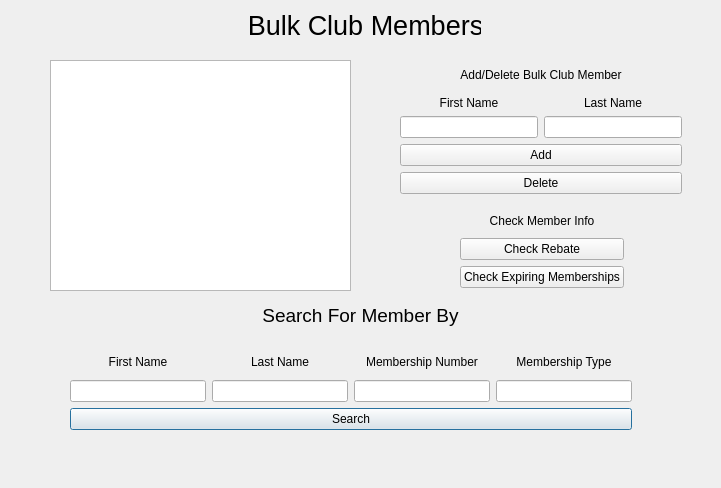
sophiegsmith/bulk-project, file memberinfo.ui: the form before one commit.
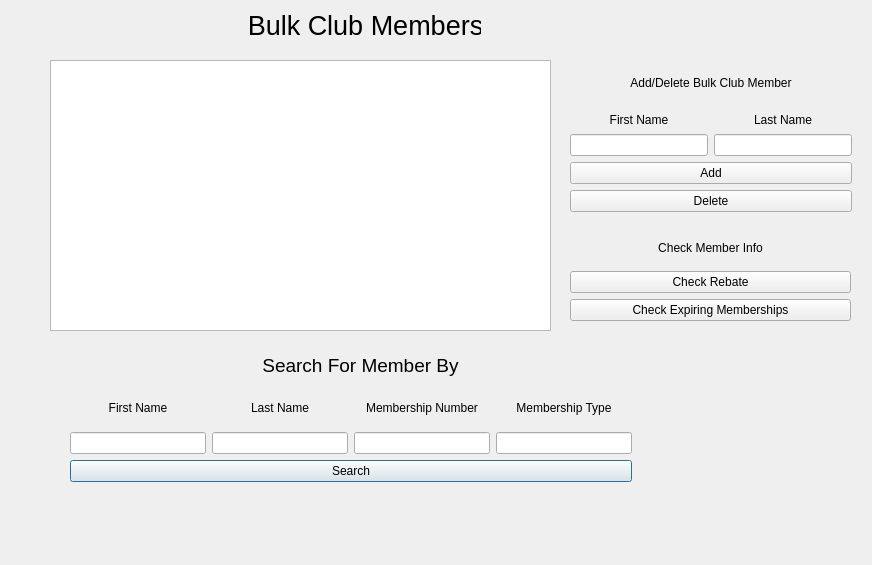
The form after the commit.

What changed in the file:
```diff
--- a/memberinfo.ui
+++ b/memberinfo.ui
@@ -6,23 +6,13 @@
    <rect>
     <x>0</x>
     <y>0</y>
-    <width>721</width>
-    <height>488</height>
+    <width>872</width>
+    <height>565</height>
    </rect>
   </property>
   <property name="windowTitle">
    <string>Dialog</string>
   </property>
-  <widget class="QTableWidget" name="tableWidget">
-   <property name="geometry">
-    <rect>
-     <x>50</x>
-     <y>60</y>
-     <width>301</width>
-     <height>231</height>
-    </rect>
-   </property>
-  </widget>
   <widget class="QLabel" name="label">
    <property name="geometry">
     <rect>
@@ -48,7 +38,7 @@
    <property name="geometry">
     <rect>
      <x>250</x>
-     <y>300</y>
+     <y>350</y>
      <width>221</width>
      <height>31</height>
     </rect>
@@ -69,9 +59,9 @@
    <property name="geometry">
     <rect>
      <x>70</x>
-     <y>350</y>
+     <y>390</y>
      <width>562</width>
-     <height>80</height>
+     <height>92</height>
     </rect>
    </property>
    <layout class="QVBoxLayout" name="verticalLayout_5">
@@ -156,13 +146,13 @@
     </item>
    </layout>
   </widget>
-  <widget class="QWidget" name="">
+  <widget class="QWidget" name="layoutWidget">
    <property name="geometry">
     <rect>
-     <x>460</x>
-     <y>210</y>
-     <width>164</width>
-     <height>78</height>
+     <x>570</x>
+     <y>230</y>
+     <width>281</width>
+     <height>91</height>
     </rect>
    </property>
    <layout class="QVBoxLayout" name="verticalLayout_6">
@@ -192,13 +182,13 @@
     </item>
    </layout>
   </widget>
-  <widget class="QWidget" name="">
+  <widget class="QWidget" name="layoutWidget">
    <property name="geometry">
     <rect>
-     <x>400</x>
+     <x>570</x>
      <y>60</y>
      <width>282</width>
-     <height>134</height>
+     <height>152</height>
     </rect>
    </property>
    <layout class="QVBoxLayout" name="verticalLayout_10">
@@ -270,6 +260,16 @@
     </item>
    </layout>
   </widget>
+  <widget class="QTableView" name="tableView">
+   <property name="geometry">
+    <rect>
+     <x>50</x>
+     <y>60</y>
+     <width>501</width>
+     <height>271</height>
+    </rect>
+   </property>
+  </widget>
  </widget>
  <resources/>
  <connections/>
```
